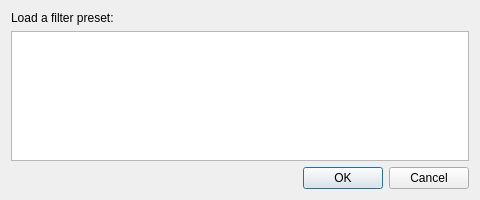
Above: src/examplesdialog.ui from Cubitect/cubiomes-viewer before the change. Below: the same form after it.
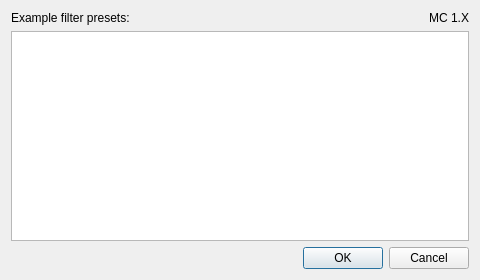
That is the form after the change. Icons and pictures are not drawn.

Commit message: Added climate noise filter 1) added climate noise filter    (this should have the potential for much faster biome searches for 1.18) 2) fixed incorrect center for biome conditions on first search pass 3) fixed some saving/loading issues

```diff
--- a/src/examplesdialog.ui
+++ b/src/examplesdialog.ui
@@ -7,7 +7,7 @@
     <x>0</x>
     <y>0</y>
     <width>480</width>
-    <height>200</height>
+    <height>280</height>
    </rect>
   </property>
   <property name="windowTitle">
@@ -17,8 +17,31 @@
    <iconset resource="../rc/icons.qrc">
     <normaloff>:/icons/map.png</normaloff>:/icons/map.png</iconset>
   </property>
-  <layout class="QGridLayout" name="gridLayout">
-   <item row="2" column="0">
+  <layout class="QGridLayout" name="gridLayout_3">
+   <item row="0" column="0">
+    <widget class="QLabel" name="label">
+     <property name="text">
+      <string>Example filter presets:</string>
+     </property>
+    </widget>
+   </item>
+   <item row="0" column="1">
+    <widget class="QLabel" name="labelMC">
+     <property name="text">
+      <string>MC 1.X</string>
+     </property>
+     <property name="alignment">
+      <set>Qt::AlignRight|Qt::AlignTrailing|Qt::AlignVCenter</set>
+     </property>
+    </widget>
+   </item>
+   <item row="1" column="0" colspan="2">
+    <layout class="QGridLayout" name="gridLayout"/>
+   </item>
+   <item row="2" column="0" colspan="2">
+    <widget class="QTextEdit" name="textDesc"/>
+   </item>
+   <item row="3" column="0" colspan="2">
     <widget class="QDialogButtonBox" name="buttonBox">
      <property name="orientation">
       <enum>Qt::Horizontal</enum>
@@ -28,44 +51,6 @@
      </property>
     </widget>
    </item>
-   <item row="1" column="0">
-    <widget class="QListWidget" name="listExamples">
-     <property name="sizeAdjustPolicy">
-      <enum>QAbstractScrollArea::AdjustToContents</enum>
-     </property>
-     <property name="editTriggers">
-      <set>QAbstractItemView::NoEditTriggers</set>
-     </property>
-     <property name="dragEnabled">
-      <bool>false</bool>
-     </property>
-     <property name="dragDropMode">
-      <enum>QAbstractItemView::NoDragDrop</enum>
-     </property>
-     <property name="defaultDropAction">
-      <enum>Qt::ActionMask</enum>
-     </property>
-     <property name="alternatingRowColors">
-      <bool>true</bool>
-     </property>
-     <property name="selectionMode">
-      <enum>QAbstractItemView::SingleSelection</enum>
-     </property>
-     <property name="selectionBehavior">
-      <enum>QAbstractItemView::SelectRows</enum>
-     </property>
-     <property name="movement">
-      <enum>QListView::Free</enum>
-     </property>
-    </widget>
-   </item>
-   <item row="0" column="0">
-    <widget class="QLabel" name="label">
-     <property name="text">
-      <string>Load a filter preset:</string>
-     </property>
-    </widget>
-   </item>
   </layout>
  </widget>
  <resources>
```
The commit also changes 15 other files.
